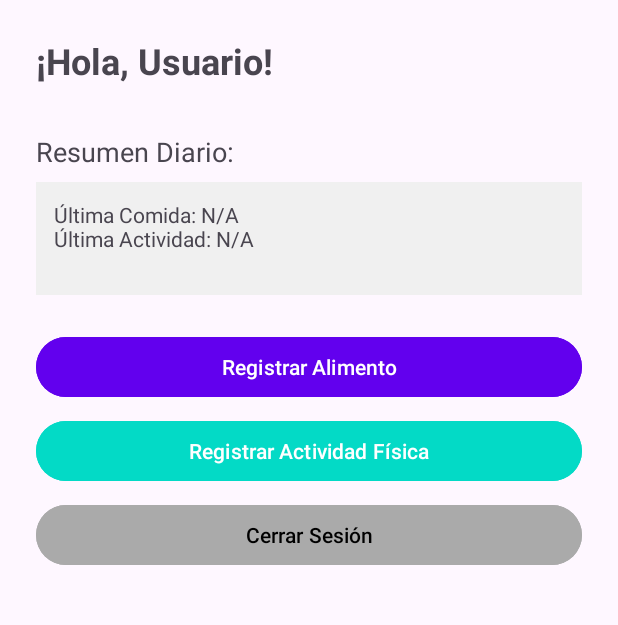
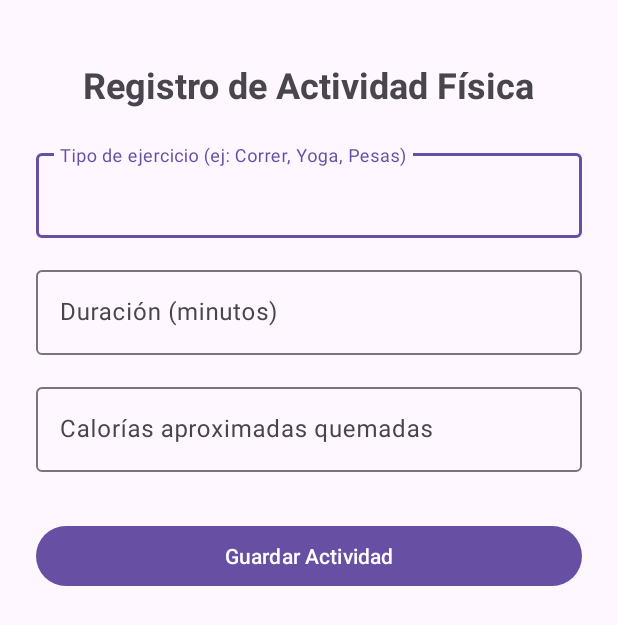
Before and after one commit to AlexissBF/NutriTrack, an Android app: the DashboardActivity screen opened directly, with no data from a screen before it, after a tap on "Registrar Actividad Física", on a phone screen of 412 x 824 dp. Shown: the top 625 px of the screen. Run offline under Robolectric (Android 15) with nearby library versions, the phone set to English and light mode, and no system bars.

Commit message:
implemetacion de registro actividad

```diff
--- a/app/src/main/AndroidManifest.xml
+++ b/app/src/main/AndroidManifest.xml
@@ -15,6 +15,9 @@
         android:supportsRtl="true"
         android:theme="@style/Theme.NutriTrack"
         android:usesCleartextTraffic="true">
+        <activity
+            android:name=".ActivityEntryActivity"
+            android:exported="false" />
         <activity
             android:name=".DashboardActivity"
             android:exported="false" />
--- /dev/null
+++ b/app/src/main/java/com/example/nutritrack/ActivityEntryActivity.kt
@@ -0,0 +1,66 @@
+// ActivityEntryActivity.kt
+
+package com.example.nutritrack
+
+import androidx.appcompat.app.AppCompatActivity
+import android.os.Bundle
+import android.widget.Toast
+import com.example.nutritrack.databinding.ActivityActivityEntryBinding
+import com.example.nutritrack.storage.RecordPrefs
+
+class ActivityEntryActivity : AppCompatActivity() {
+
+    private lateinit var binding: ActivityActivityEntryBinding
+    private lateinit var recordPrefs: RecordPrefs
+
+    override fun onCreate(savedInstanceState: Bundle?) {
+        super.onCreate(savedInstanceState)
+
+        binding = ActivityActivityEntryBinding.inflate(layoutInflater)
+        setContentView(binding.root)
+
+        recordPrefs = RecordPrefs(this)
+
+        // Asignar listener al botón de guardar
+        binding.btnSaveActivity.setOnClickListener {
+            saveActivityEntry()
+        }
+    }
+
+    private fun saveActivityEntry() {
+        // 1. Obtener datos de la UI
+        val activityName = binding.etActivityName.text.toString().trim()
+        val durationStr = binding.etDuration.text.toString().trim()
+        val caloriesStr = binding.etCaloriesBurned.text.toString().trim()
+
+        // 2. Validación de campos obligatorios
+        if (activityName.isEmpty() || durationStr.isEmpty() || caloriesStr.isEmpty()) {
+            Toast.makeText(this, "Todos los campos son obligatorios.", Toast.LENGTH_SHORT).show()
+            return
+        }
+
+        // 3. Conversión y validación numérica
+        val duration = durationStr.toIntOrNull()
+        val calories = caloriesStr.toIntOrNull()
+
+        if (duration == null || duration <= 0 || calories == null || calories < 0) {
+            Toast.makeText(this, "Duración y calorías deben ser números válidos y positivos.", Toast.LENGTH_SHORT).show()
+            return
+        }
+
+        // 4. SIMULACIÓN DE GUARDADO (Guarda localmente el último registro)
+        // Usamos el nombre y las calorías quemadas para el registro simulado
+        recordPrefs.saveLastActivityEntry(activityName, calories)
+
+        // 5. ÉXITO: Mostrar mensaje y limpiar
+        Toast.makeText(this, "¡Actividad registrada con éxito!", Toast.LENGTH_SHORT).show()
+
+        // Limpiar campos y cerrar la Activity
+        binding.etActivityName.text?.clear()
+        binding.etDuration.text?.clear()
+        binding.etCaloriesBurned.text?.clear()
+
+        // Cierra la Activity y regresa al Dashboard
+        finish()
+    }
+}
--- a/app/src/main/java/com/example/nutritrack/DashboardActivity.kt
+++ b/app/src/main/java/com/example/nutritrack/DashboardActivity.kt
@@ -36,7 +36,8 @@ class DashboardActivity : AppCompatActivity() {
 
         // El listener para el botón de actividad debe ir aquí (lo implementaremos en el siguiente módulo)
         binding.btnRegisterActivity.setOnClickListener {
-            Toast.makeText(this, "Módulo de Actividad Próximamente", Toast.LENGTH_SHORT).show()
+            val intent = Intent(this, ActivityEntryActivity::class.java)
+            startActivity(intent)
         }
 
         binding.btnLogout.setOnClickListener {
--- /dev/null
+++ b/app/src/main/res/layout/activity_activity_entry.xml
@@ -0,0 +1,93 @@
+<?xml version="1.0" encoding="utf-8"?>
+<androidx.constraintlayout.widget.ConstraintLayout xmlns:android="http://schemas.android.com/apk/res/android"
+    xmlns:app="http://schemas.android.com/apk/res-auto"
+    xmlns:tools="http://schemas.android.com/tools"
+    android:layout_width="match_parent"
+    android:layout_height="match_parent"
+    android:padding="24dp"
+    tools:context=".ActivityEntryActivity">
+
+    <TextView
+        android:id="@+id/tv_title_activity"
+        android:layout_width="wrap_content"
+        android:layout_height="wrap_content"
+        android:text="Registro de Actividad Física"
+        android:textSize="24sp"
+        android:textStyle="bold"
+        android:layout_marginTop="16dp"
+        app:layout_constraintTop_toTopOf="parent"
+        app:layout_constraintStart_toStartOf="parent"
+        app:layout_constraintEnd_toEndOf="parent" />
+
+    <com.google.android.material.textfield.TextInputLayout
+        android:id="@+id/til_activity_name"
+        android:layout_width="0dp"
+        android:layout_height="wrap_content"
+        android:layout_marginTop="24dp"
+        app:layout_constraintTop_toBottomOf="@id/tv_title_activity"
+        app:layout_constraintStart_toStartOf="parent"
+        app:layout_constraintEnd_toEndOf="parent">
+
+        <com.google.android.material.textfield.TextInputEditText
+            android:id="@+id/et_activity_name"
+            android:layout_width="match_parent"
+            android:layout_height="wrap_content"
+            android:hint="Tipo de ejercicio (ej: Correr, Yoga, Pesas)"
+            android:inputType="textCapWords" />
+    </com.google.android.material.textfield.TextInputLayout>
+
+    <com.google.android.material.textfield.TextInputLayout
+        android:id="@+id/til_duration"
+        android:layout_width="0dp"
+        android:layout_height="wrap_content"
+        android:layout_marginTop="16dp"
+        app:layout_constraintTop_toBottomOf="@id/til_activity_name"
+        app:layout_constraintStart_toStartOf="parent"
+        app:layout_constraintEnd_toEndOf="parent">
+
+        <com.google.android.material.textfield.TextInputEditText
+            android:id="@+id/et_duration"
+            android:layout_width="match_parent"
+            android:layout_height="wrap_content"
+            android:hint="Duración (minutos)"
+            android:inputType="number" />
+    </com.google.android.material.textfield.TextInputLayout>
+
+    <com.google.android.material.textfield.TextInputLayout
+        android:id="@+id/til_calories_burned"
+        android:layout_width="0dp"
+        android:layout_height="wrap_content"
+        android:layout_marginTop="16dp"
+        app:layout_constraintTop_toBottomOf="@id/til_duration"
+        app:layout_constraintStart_toStartOf="parent"
+        app:layout_constraintEnd_toEndOf="parent">
+
+        <com.google.android.material.textfield.TextInputEditText
+            android:id="@+id/et_calories_burned"
+            android:layout_width="match_parent"
+            android:layout_height="wrap_content"
+            android:hint="Calorías aproximadas quemadas"
+            android:inputType="number" />
+    </com.google.android.material.textfield.TextInputLayout>
+
+    <Button
+        android:id="@+id/btn_save_activity"
+        android:layout_width="0dp"
+        android:layout_height="wrap_content"
+        android:text="Guardar Actividad"
+        android:layout_marginTop="32dp"
+        app:layout_constraintTop_toBottomOf="@id/til_calories_burned"
+        app:layout_constraintStart_toStartOf="parent"
+        app:layout_constraintEnd_toEndOf="parent" />
+
+    <TextView
+        android:id="@+id/tv_activity_message"
+        android:layout_width="wrap_content"
+        android:layout_height="wrap_content"
+        android:textColor="@android:color/holo_green_dark"
+        android:layout_marginTop="16dp"
+        app:layout_constraintTop_toBottomOf="@id/btn_save_activity"
+        app:layout_constraintStart_toStartOf="parent"
+        app:layout_constraintEnd_toEndOf="parent" />
+
+</androidx.constraintlayout.widget.ConstraintLayout>
```
